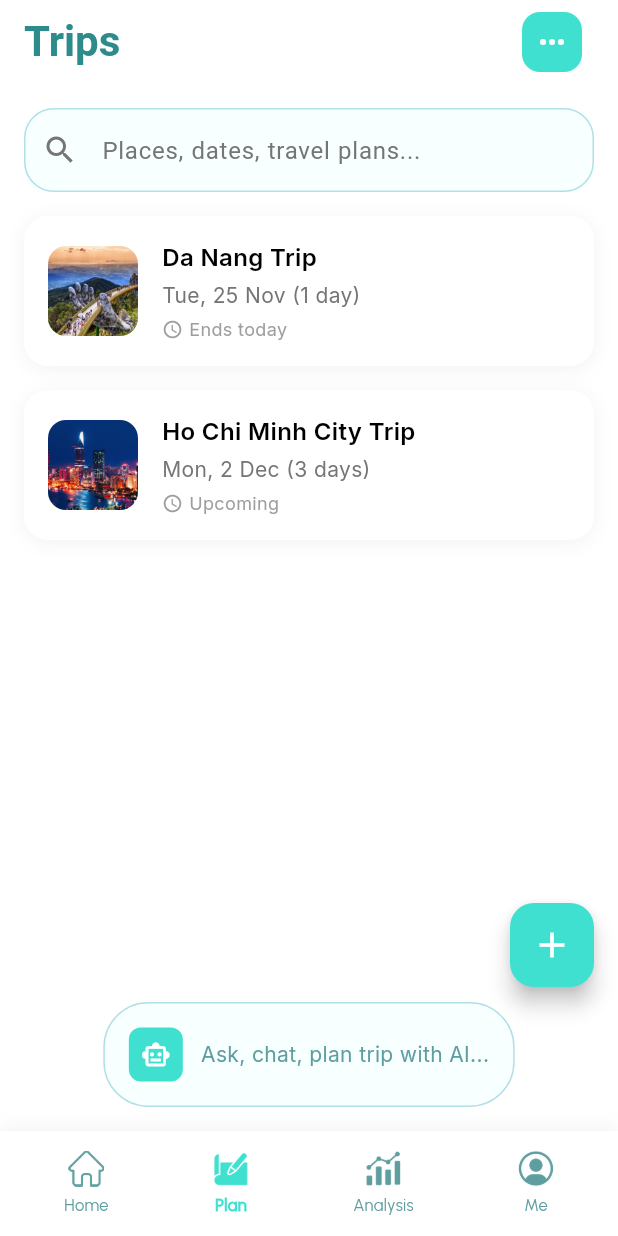
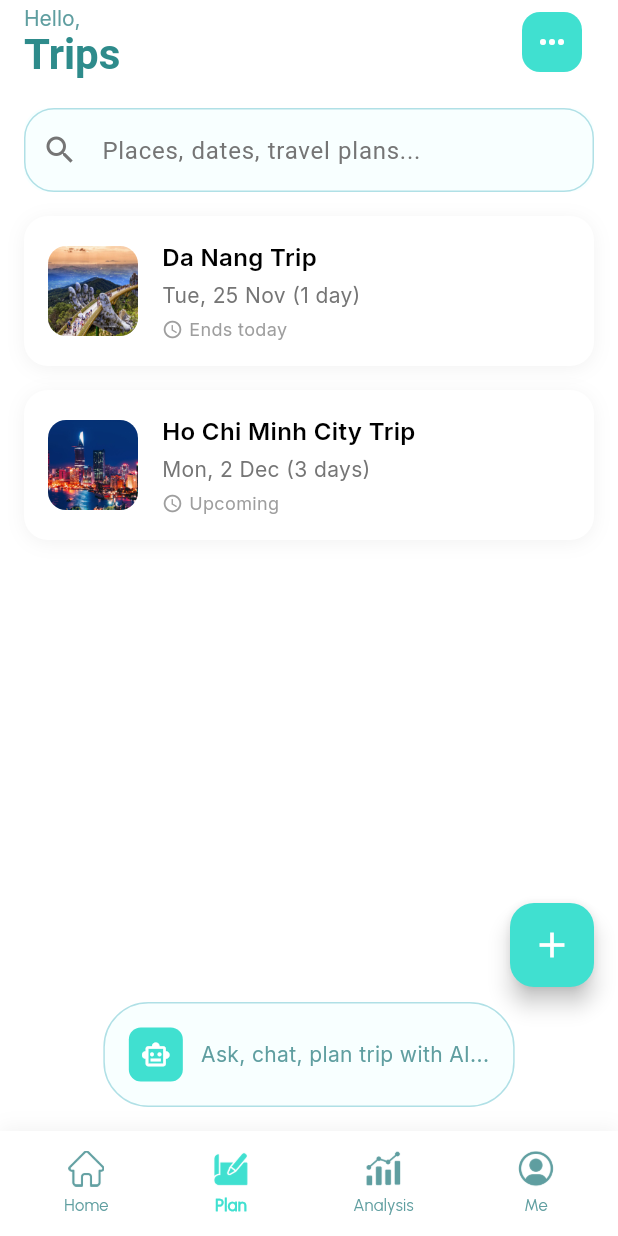
Before and after one commit to lephuckhang186/TravelerApplication, a Flutter app: the screen it shows once a user with an empty profile is signed in, item 2 of the bottom bar chosen, on a phone screen of 412 x 824 dp. Run offline on Flutter 3.47's test engine with Material 3 defaults, Android fonts, the light colour scheme and no system bars; our stand-ins replace device_preview, dio, firebase_auth, firebase_core, fl_chart, flutter_secure_storage and 5 more; missing offline and left inert: bcrypt; accounts and stored records are empty; Roboto replaces fonts that are missing (Quattrocento).

Commit message:
Debug conflict in plan screen

```diff
--- a/lib/screens/plan_screen.dart
+++ b/lib/screens/plan_screen.dart
@@ -65,13 +65,26 @@ class _PlanScreenState extends State<PlanScreen>
         elevation: 0,
         leading: null,
         automaticallyImplyLeading: false,
-        title: Text(
+        title: Column(
+          crossAxisAlignment: CrossAxisAlignment.start,
+          children: [
+            Text(
+              'Hello, $_displayName',
+              style: GoogleFonts.inter(
+                color: AppColors.textSecondary,
+                fontSize: 14,
+                fontWeight: FontWeight.w400,
+              ),
+            ),
+            Text(
               'Trips',
               style: GoogleFonts.quattrocento(
                 color: AppColors.textPrimary,
                 fontSize: 28,
                 fontWeight: FontWeight.bold,
               ),
+            ),
+          ],
         ),
         centerTitle: false,
         actions: [
```
Also changed, not shown: lib/screens/planner_detail_screen.dart (+56 -27 lines). Lines whose indentation alone changed are shown as unchanged.
